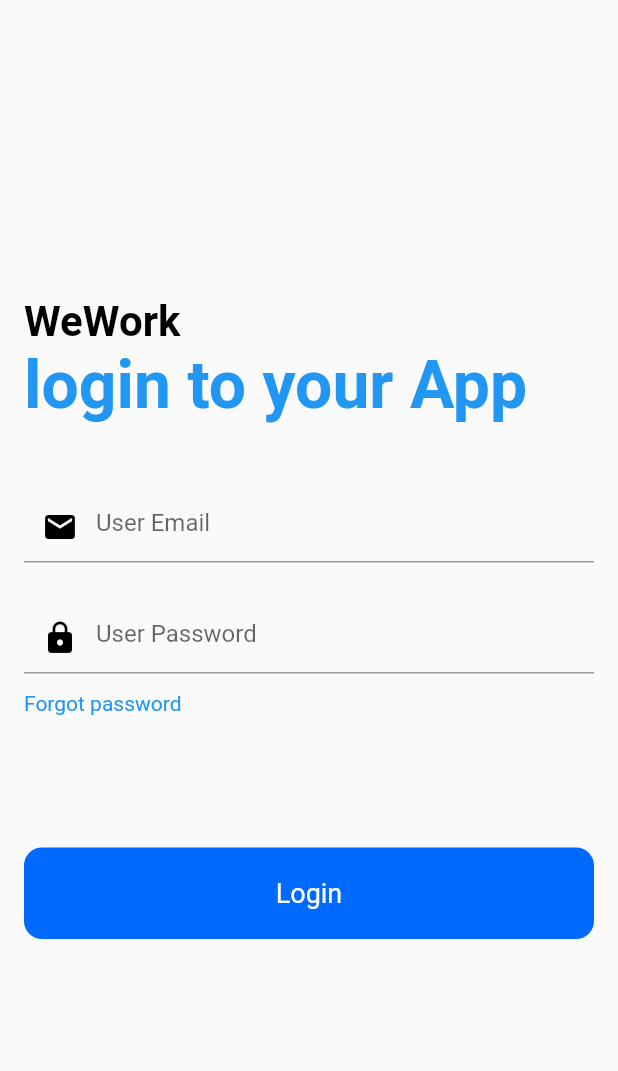
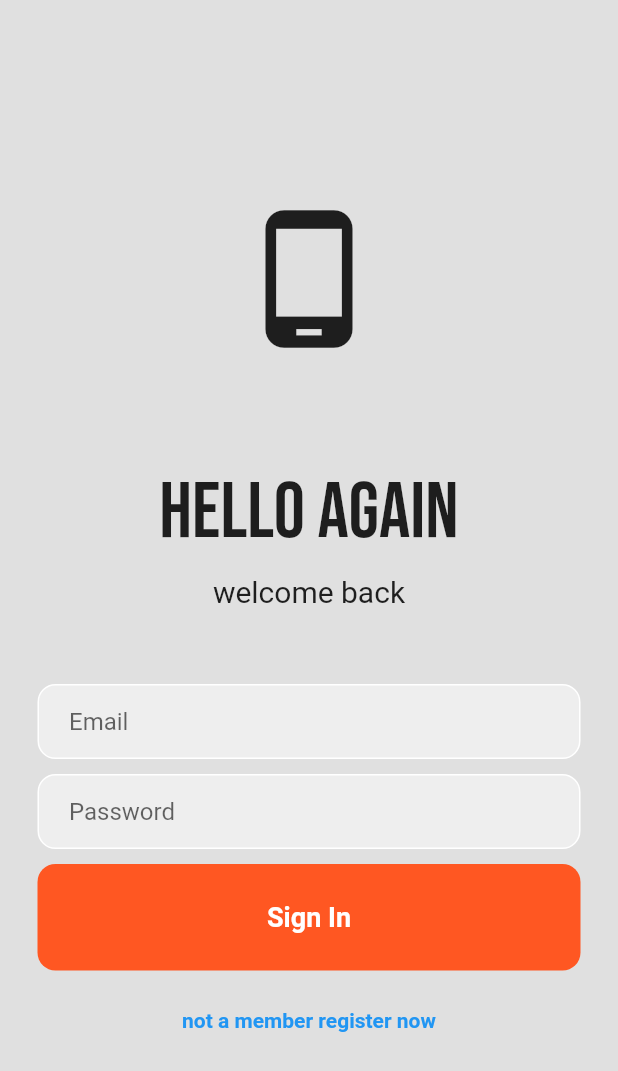
Before and after one commit to kweyaanton/wework, a Flutter app: the screen it shows after launch, on a phone screen of 412 x 824 dp. Shown: the top 1071 px of the screen. Run offline on Flutter 3.47's test engine with Material 2 defaults, Android fonts, the phone set to English and light mode, and no system bars; our stand-ins replace firebase_auth, firebase_core, google_fonts; accounts and stored records are empty.

Commit message:
merging pages

```diff
--- /dev/null
+++ b/app/lib/login_page.dart
@@ -0,0 +1,138 @@
+// ignore_for_file: prefer_const_constructors
+
+import 'package:flutter/material.dart';
+import 'package:flutter/src/widgets/container.dart';
+import 'package:flutter/src/widgets/framework.dart';
+import 'package:google_fonts/google_fonts.dart';
+
+class LoginPage extends StatefulWidget {
+  const LoginPage({super.key});
+
+  @override
+  State<LoginPage> createState() => _LoginPageState();
+}
+
+class _LoginPageState extends State<LoginPage> {
+  @override
+  Widget build(BuildContext context) {
+    return Scaffold(
+      backgroundColor: Colors.grey[300],
+      body: SafeArea(
+        child: Center(
+          // ignore: prefer_const_literals_to_create_immutables
+          child: Column(mainAxisAlignment: MainAxisAlignment.center, children: [
+            Icon(
+              Icons.phone_android,
+              size: 100,
+            ),
+            SizedBox(height: 75),
+
+            // hello again
+            Text(
+              'hello Again',
+              style: GoogleFonts.bebasNeue(
+                fontSize: 52,
+              ),
+            ),
+            SizedBox(height: 10),
+            Text(
+              'welcome back',
+              style: TextStyle(
+                fontSize: 20,
+              ),
+            ),
+            SizedBox(height: 50),
+
+            //email
+            Padding(
+              padding: const EdgeInsets.symmetric(horizontal: 25.0),
+              child: Container(
+                decoration: BoxDecoration(
+                  color: Colors.grey[200],
+                  border: Border.all(color: Colors.white),
+                  borderRadius: BorderRadius.circular(12),
+                ),
+                child: Padding(
+                  padding: const EdgeInsets.only(left: 20.0),
+                  child: TextField(
+                    decoration: InputDecoration(
+                      border: InputBorder.none,
+                      hintText: 'Email',
+                    ),
+                  ),
+                ),
+              ),
+            ),
+            SizedBox(height: 10),
+
+            //password
+            Padding(
+              padding: const EdgeInsets.symmetric(horizontal: 25.0),
+              child: Container(
+                decoration: BoxDecoration(
+                  color: Colors.grey[200],
+                  border: Border.all(color: Colors.white),
+                  borderRadius: BorderRadius.circular(12),
+                ),
+                child: Padding(
+                  padding: const EdgeInsets.only(left: 20.0),
+                  child: TextField(
+                    obscureText: true,
+                    decoration: InputDecoration(
+                      border: InputBorder.none,
+                      hintText: 'Password',
+                    ),
+                  ),
+                ),
+              ),
+            ),
+            SizedBox(height: 10),
+            //sign in
+            Padding(
+              padding: const EdgeInsets.symmetric(horizontal: 25.0),
+              child: Container(
+                padding: EdgeInsets.all(25),
+                decoration: BoxDecoration(
+                  color: Colors.deepOrange,
+                  borderRadius: BorderRadius.circular(12),
+                ),
+                child: Center(
+                    child: Text(
+                  'Sign In',
+                  style: TextStyle(
+                    color: Colors.white,
+                    fontWeight: FontWeight.bold,
+                    fontSize: 18,
+                  ),
+                )),
+              ),
+            ),
+            SizedBox(height: 25),
+
+            //not a member register
+            Row(
+              mainAxisAlignment: MainAxisAlignment.center,
+              // ignore: prefer_const_literals_to_create_immutables
+              children: [
+                Text(
+                  'not a member',
+                  style: TextStyle(
+                    color: Colors.blue,
+                    fontWeight: FontWeight.bold,
+                  ),
+                ),
+                Text(
+                  ' register now',
+                  style: TextStyle(
+                    color: Colors.blue,
+                    fontWeight: FontWeight.bold,
+                  ),
+                ),
+              ],
+            )
+          ]),
+        ),
+      ),
+    );
+  }
+}
--- a/app/lib/main.dart
+++ b/app/lib/main.dart
@@ -1,169 +1,21 @@
 import 'package:app/page/maps.dart';
-import 'package:app/profile_screen.dart';
 import 'package:firebase_auth/firebase_auth.dart';
 import 'package:firebase_core/firebase_core.dart';
 import 'package:flutter/material.dart';
+import 'login_page.dart';
 
 void main() {
   runApp(const MyApp());
 }
 
 class MyApp extends StatelessWidget {
-  const MyApp({super.key});
+  const MyApp({Key? key}) : super(key: key);
 
   @override
   Widget build(BuildContext context) {
     return MaterialApp(
-      home: HomePage(),
+      debugShowCheckedModeBanner: false,
+      home: LoginPage(),
     );
   }
 }
-
-class HomePage extends StatefulWidget {
-  const HomePage({super.key});
-
-  @override
-  State<HomePage> createState() => _HomePageState();
-}
-
-class _HomePageState extends State<HomePage> {
-  //initialize firebase app
-  Future<FirebaseApp> _initializeFirebase() async {
-    FirebaseApp firebaseApp = await Firebase.initializeApp();
-    return firebaseApp;
-  }
-
-  @override
-  Widget build(BuildContext context) {
-    return Scaffold(
-      body: FutureBuilder(
-        future: _initializeFirebase(),
-        builder: (context, snapshot) {
-          if (snapshot.connectionState == ConnectionState.done) {
-            return loginpage();
-          }
-          return const Center(
-            child: CircularProgressIndicator(),
-          );
-        },
-      ),
-    );
-  }
-}
-
-class loginpage extends StatefulWidget {
-  const loginpage({super.key});
-
-  @override
-  State<loginpage> createState() => _loginpageState();
-}
-
-class _loginpageState extends State<loginpage> {
-  //login function
-  static Future<User?> loginUsingEmialPassword(
-      {required String email,
-      required String password,
-      required BuildContext context}) async {
-    FirebaseAuth auth = FirebaseAuth.instance;
-    User? user;
-    try {
-      UserCredential userCredential = await auth.signInWithEmailAndPassword(
-          email: email, password: password);
-      user = userCredential.user;
-    } on FirebaseAuthException catch (e) {
-      if (e.code == "user-not-found") {
-        print("No User found for that email");
-      }
-    }
-    return user;
-  }
-
-  @override
-  Widget build(BuildContext context) {
-    //creating the textfield controller
-    TextEditingController _emailController = TextEditingController();
-    TextEditingController _passwordController = TextEditingController();
-    return Padding(
-      padding: const EdgeInsets.all(16.0),
-      child: Column(
-        mainAxisAlignment: MainAxisAlignment.center,
-        crossAxisAlignment: CrossAxisAlignment.start,
-        children: [
-          const Text(
-            "WeWork",
-            style: TextStyle(
-              color: Colors.black,
-              fontSize: 28.0,
-              fontWeight: FontWeight.bold,
-            ),
-          ),
-          const Text(
-            "login to your App",
-            style: TextStyle(
-                color: Colors.blue,
-                fontSize: 44.0,
-                fontWeight: FontWeight.bold),
-          ),
-          const SizedBox(
-            height: 44.0,
-          ),
-          TextField(
-            controller: _emailController,
-            keyboardType: TextInputType.emailAddress,
-            decoration: const InputDecoration(
-              hintText: "User Email",
-              prefixIcon: Icon(Icons.mail, color: Colors.black),
-            ),
-          ),
-          const SizedBox(
-            height: 26.0,
-          ),
-          TextField(
-            controller: _passwordController,
-            obscureText: true,
-            decoration: const InputDecoration(
-              hintText: "User Password",
-              prefixIcon: Icon(Icons.lock, color: Colors.black),
-            ),
-          ),
-          const SizedBox(
-            height: 12.0,
-          ),
-          const Text(
-            "Forgot password",
-            style: TextStyle(color: Colors.blue),
-          ),
-          const SizedBox(
-            height: 88.0,
-          ),
-          Container(
-            width: double.infinity,
-            child: RawMaterialButton(
-              fillColor: const Color(0xFF0069FE),
-              elevation: 0.0,
-              padding: const EdgeInsets.symmetric(vertical: 20.0),
-              shape: RoundedRectangleBorder(
-                  borderRadius: BorderRadius.circular(12.0)),
-              onPressed: () async {
-                User? user = await loginUsingEmialPassword(
-                    email: _emailController.text,
-                    password: _passwordController.text,
-                    context: context);
-                print(user);
-                if (user != null) {
-                  Navigator.of(context).pushReplacement(
-                      MaterialPageRoute(builder: (context) => ProfileScreen()));
-                }
-              },
-              child: const Text("Login",
-                  style: TextStyle(
-                    color: Colors.white,
-                    fontSize: 18.0,
-                  )),
-            ),
-          ),
-        ],
-      ),
-    );
-  }
-}
--- a/app/lib/profile_screen.dart
+++ /dev/null
@@ -1,21 +0,0 @@
-import 'package:flutter/material.dart';
-import 'package:flutter/src/widgets/container.dart';
-import 'package:flutter/src/widgets/framework.dart';
-
-class ProfileScreen extends StatefulWidget {
-  const ProfileScreen({super.key});
-
-  @override
-  State<ProfileScreen> createState() => _ProfileScreenState();
-}
-
-class _ProfileScreenState extends State<ProfileScreen> {
-  @override
-  Widget build(BuildContext context) {
-    return Scaffold(
-      body: Center(
-        child: Text("welcome to your profile Page"),
-      ),
-    );
-  }
-}
--- a/app/pubspec.yaml
+++ b/app/pubspec.yaml
@@ -36,6 +36,7 @@ dependencies:
   # The following adds the Cupertino Icons font to your application.
   # Use with the CupertinoIcons class for iOS style icons.
   cupertino_icons: ^1.0.2
+  google_fonts:
   # adding firebase auth and firebase core
   firebase_core: ^1.22.0
   firebase_auth: ^3.8.0
```
Also changed, not shown: app/lib/page/signup.dart (added), app/pubspec.lock, 1 other file.
